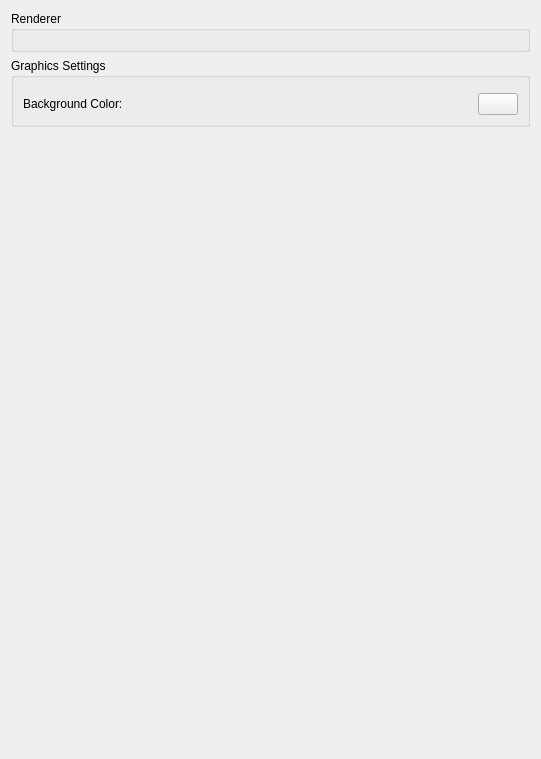
This is src/yuzu/configuration/configure_graphics.ui in QuincyForbes/Lichii as Qt 5 draws it before an edit. The edited form follows.
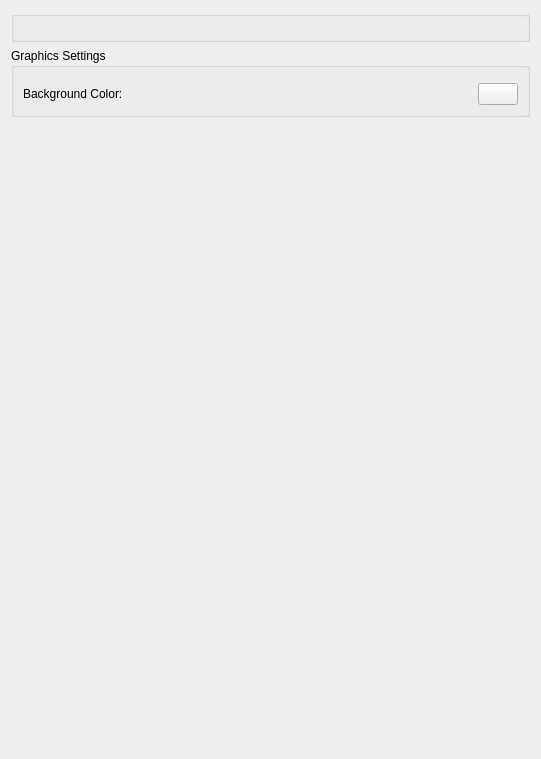
This is the edited form.

The edit to the form file:
```diff
--- a/src/yuzu/configuration/configure_graphics.ui
+++ b/src/yuzu/configuration/configure_graphics.ui
@@ -21,8 +21,8 @@
     <layout class="QVBoxLayout" name="verticalLayout_2">
      <item>
       <widget class="QGroupBox" name="groupBox_2">
-       <property name="title">
-        <string>Renderer</string>
+       <property name="catalogueText" stdset="0">
+        <string notr="true">category.Renderer.desktop</string>
        </property>
        <layout class="QVBoxLayout" name="verticalLayout_3">
         <item>
```
